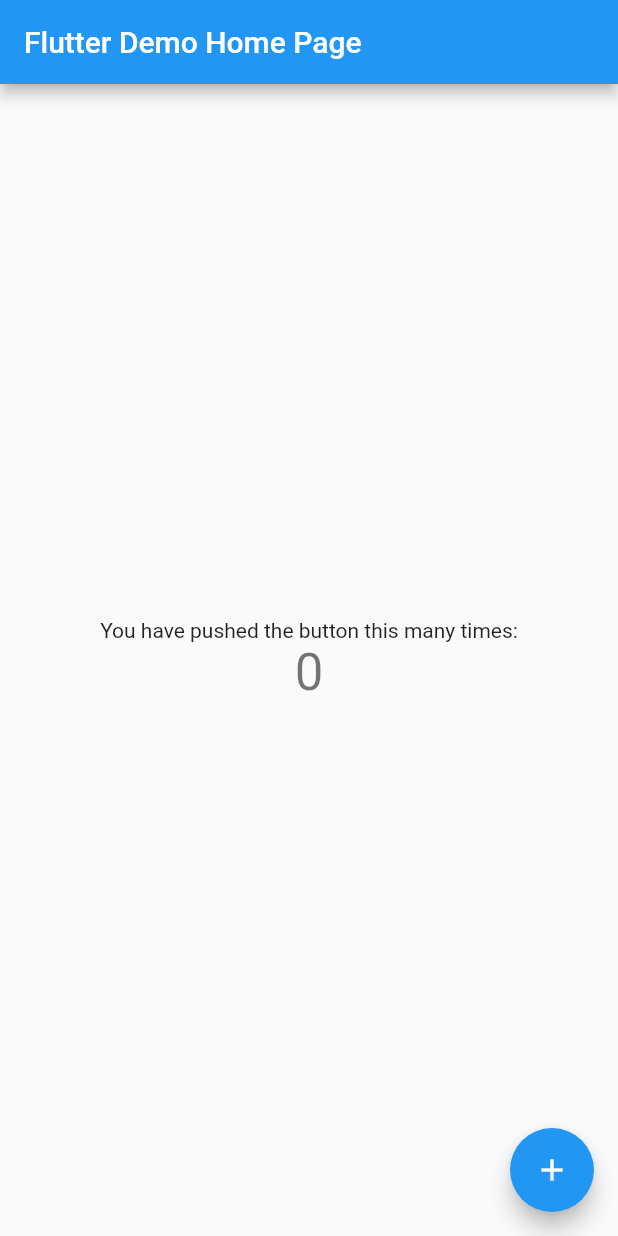
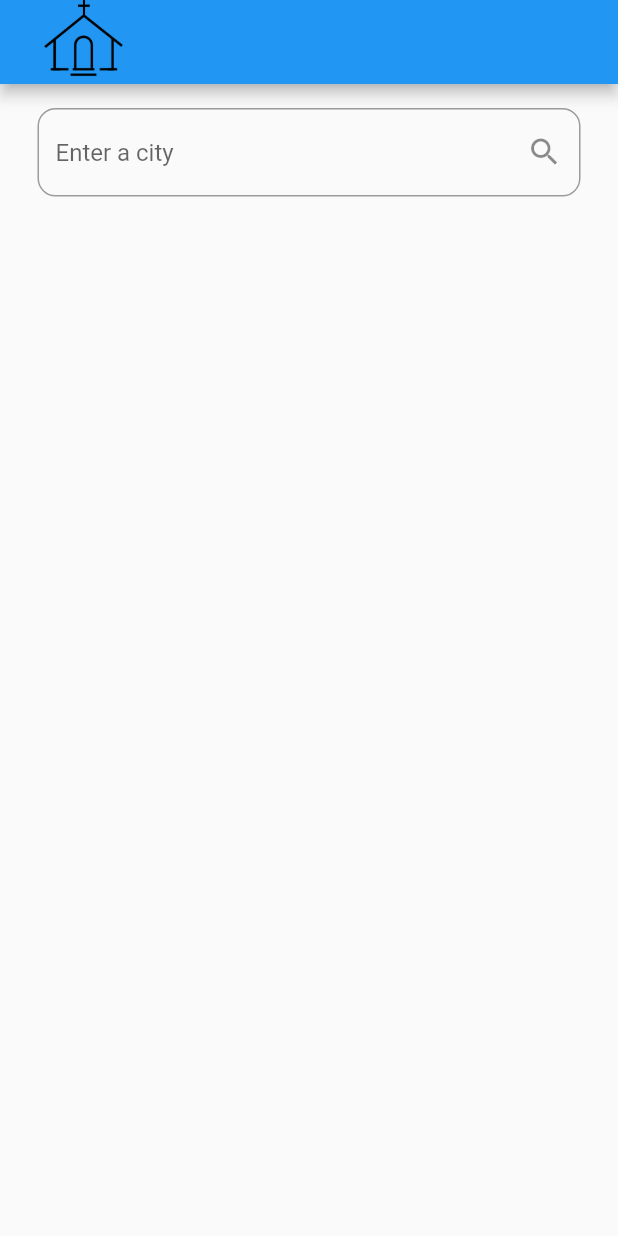
Before and after one commit to hkwinslow/sermon_atlas, a Flutter app: the screen it shows after launch, on a phone screen of 412 x 824 dp. Run offline on Flutter 3.47's test engine with Material 2 defaults, Android fonts, the phone set to English and light mode, and no system bars; our stand-ins replace bloc, flutter_bloc.

Commit message:
switched names all over to sermon from weather template. good stopping point to try to add firebase

```diff
--- /dev/null
+++ b/lib/cubit/sermon_cubit.dart
@@ -0,0 +1,22 @@
+import 'package:bloc/bloc.dart';
+import 'package:sermon_atlas/data/model/sermon.dart';
+import 'package:sermon_atlas/data/sermon_repository.dart';
+import 'package:meta/meta.dart';
+
+part 'sermon_state.dart';
+
+class SermonCubit extends Cubit<SermonState> {
+  final SermonRepository _sermonRepository;
+
+  SermonCubit(this._sermonRepository) : super(SermonInitial());
+
+  Future<void> getSermon(String cityName) async {
+    try {
+      emit(SermonLoading());
+      final sermons = await _sermonRepository.fetchSermon(cityName);
+      emit(SermonLoaded(sermons));
+    } on NetworkException {
+      emit(SermonError("Couldn't fetch sermons. Is the device online?"));
+    }
+  }
+}
--- /dev/null
+++ b/lib/cubit/sermon_state.dart
@@ -0,0 +1,44 @@
+part of 'sermon_cubit.dart';
+
+@immutable
+abstract class SermonState {
+  const SermonState();
+}
+
+class SermonInitial extends SermonState {
+  const SermonInitial();
+}
+
+class SermonLoading extends SermonState {
+  const SermonLoading();
+}
+
+class SermonLoaded extends SermonState {
+  final List<Sermon> sermon;
+  const SermonLoaded(this.sermon);
+
+  @override
+  bool operator ==(Object o) {
+    if (identical(this, o)) return true;
+
+    return o is SermonLoaded && o.sermon == sermon;
+  }
+
+  @override
+  int get hashCode => sermon.hashCode;
+}
+
+class SermonError extends SermonState {
+  final String message;
+  const SermonError(this.message);
+
+  @override
+  bool operator ==(Object o) {
+    if (identical(this, o)) return true;
+
+    return o is SermonError && o.message == message;
+  }
+
+  @override
+  int get hashCode => message.hashCode;
+}
--- /dev/null
+++ b/lib/data/model/sermon.dart
@@ -0,0 +1,27 @@
+import 'package:meta/meta.dart';
+
+class Sermon {
+  final String title;
+  final String location;
+  final DateTime date;
+
+  Sermon({
+    @required this.title,
+    @required this.location,
+    @required this.date,
+  });
+
+  //TODO: figure out what this section means and if its correct
+  @override
+  bool operator ==(Object o) {
+    if (identical(this, o)) return true;
+
+    return o is Sermon &&
+        o.title == title &&
+        o.location == location &&
+        o.date == date;
+  }
+  //TODO: figure out what this section means and if its correct
+  @override
+  int get hashCode => title.hashCode ^ location.hashCode ^ date.hashCode;
+}
--- a/lib/main.dart
+++ b/lib/main.dart
@@ -1,113 +1,26 @@
 import 'package:flutter/material.dart';
+import 'package:flutter_bloc/flutter_bloc.dart';
+import 'package:sermon_atlas/cubit/sermon_cubit.dart';
+import 'package:sermon_atlas/data/sermon_repository.dart';
+import 'package:sermon_atlas/pages/sermon_search_page.dart';
+import 'package:sermon_atlas/pages/login.dart';
 
-void main() {
-  runApp(MyApp());
-}
+void main() => runApp(MyApp());
 
 class MyApp extends StatelessWidget {
-  // This widget is the root of your application.
   @override
   Widget build(BuildContext context) {
     return MaterialApp(
-      title: 'Flutter Demo',
-      theme: ThemeData(
-        // This is the theme of your application.
-        //
-        // Try running your application with "flutter run". You'll see the
-        // application has a blue toolbar. Then, without quitting the app, try
-        // changing the primarySwatch below to Colors.green and then invoke
-        // "hot reload" (press "r" in the console where you ran "flutter run",
-        // or simply save your changes to "hot reload" in a Flutter IDE).
-        // Notice that the counter didn't reset back to zero; the application
-        // is not restarted.
-        primarySwatch: Colors.blue,
+      routes: <String, WidgetBuilder> {
+        '/screen1': (BuildContext context) => new LoginPage(),
+        '/screen2' : (BuildContext context) => new SermonSearchPage(),
+      },
+      title: 'Material App',
+      home: BlocProvider(
+        create: (context) => SermonCubit(FakeSermonRepository()),
+        child: SermonSearchPage(),
       ),
-      home: MyHomePage(title: 'Flutter Demo Home Page'),
+      //home: LoginPage()
     );
   }
 }
-
-class MyHomePage extends StatefulWidget {
-  MyHomePage({Key key, this.title}) : super(key: key);
-
-  // This widget is the home page of your application. It is stateful, meaning
-  // that it has a State object (defined below) that contains fields that affect
-  // how it looks.
-
-  // This class is the configuration for the state. It holds the values (in this
-  // case the title) provided by the parent (in this case the App widget) and
-  // used by the build method of the State. Fields in a Widget subclass are
-  // always marked "final".
-
-  final String title;
-
-  @override
-  _MyHomePageState createState() => _MyHomePageState();
-}
-
-class _MyHomePageState extends State<MyHomePage> {
-  int _counter = 0;
-
-  void _incrementCounter() {
-    setState(() {
-      // This call to setState tells the Flutter framework that something has
-      // changed in this State, which causes it to rerun the build method below
-      // so that the display can reflect the updated values. If we changed
-      // _counter without calling setState(), then the build method would not be
-      // called again, and so nothing would appear to happen.
-      _counter++;
-    });
-  }
-
-  @override
-  Widget build(BuildContext context) {
-    // This method is rerun every time setState is called, for instance as done
-    // by the _incrementCounter method above.
-    //
-    // The Flutter framework has been optimized to make rerunning build methods
-    // fast, so that you can just rebuild anything that needs updating rather
-    // than having to individually change instances of widgets.
-    return Scaffold(
-      appBar: AppBar(
-        // Here we take the value from the MyHomePage object that was created by
-        // the App.build method, and use it to set our appbar title.
-        title: Text(widget.title),
-      ),
-      body: Center(
-        // Center is a layout widget. It takes a single child and positions it
-        // in the middle of the parent.
-        child: Column(
-          // Column is also a layout widget. It takes a list of children and
-          // arranges them vertically. By default, it sizes itself to fit its
-          // children horizontally, and tries to be as tall as its parent.
-          //
-          // Invoke "debug painting" (press "p" in the console, choose the
-          // "Toggle Debug Paint" action from the Flutter Inspector in Android
-          // Studio, or the "Toggle Debug Paint" command in Visual Studio Code)
-          // to see the wireframe for each widget.
-          //
-          // Column has various properties to control how it sizes itself and
-          // how it positions its children. Here we use mainAxisAlignment to
-          // center the children vertically; the main axis here is the vertical
-          // axis because Columns are vertical (the cross axis would be
-          // horizontal).
-          mainAxisAlignment: MainAxisAlignment.center,
-          children: <Widget>[
-            Text(
-              'You have pushed the button this many times:',
-            ),
-            Text(
-              '$_counter',
-              style: Theme.of(context).textTheme.headline4,
-            ),
-          ],
-        ),
-      ),
-      floatingActionButton: FloatingActionButton(
-        onPressed: _incrementCounter,
-        tooltip: 'Increment',
-        child: Icon(Icons.add),
-      ), // This trailing comma makes auto-formatting nicer for build methods.
-    );
-  }
-}
--- /dev/null
+++ b/lib/pages/sermon_search_page.dart
@@ -0,0 +1,112 @@
+import 'package:flutter/material.dart';
+import 'package:flutter_bloc/flutter_bloc.dart';
+import 'package:sermon_atlas/cubit/sermon_cubit.dart';
+import 'package:sermon_atlas/data/model/sermon.dart';
+import 'package:intl/intl.dart';
+
+
+class SermonSearchPage extends StatefulWidget {
+  @override
+  _SermonSearchPageState createState() => _SermonSearchPageState();
+}
+
+class _SermonSearchPageState extends State<SermonSearchPage> {
+  @override
+  Widget build(BuildContext context) {
+    return Scaffold(
+      appBar: AppBar(
+        title: Image.asset('assets/church_img.png', height: 80),
+      ),
+      body: Container(
+        padding: EdgeInsets.symmetric(vertical: 16),
+        alignment: Alignment.center,
+        child: BlocConsumer<SermonCubit, SermonState>(
+          listener: (context, state) {
+            if (state is SermonError) {
+              Scaffold.of(context).showSnackBar(
+                SnackBar(
+                  content: Text(state.message),
+                ),
+              );
+            }
+          },
+          builder: (context, state) {
+            if (state is SermonInitial) {
+              return buildInitialInput();
+            } else if (state is SermonLoading) {
+              return buildLoading();
+            } else if (state is SermonLoaded) {
+              return buildColumnWithData(state.sermon);
+            } else {
+              // (state is SermonError)
+              return buildInitialInput();
+            }
+          },
+        ),
+      ),
+    );
+  }
+
+  Widget buildInitialInput() {
+    return Center(
+      child: CityInputField(),
+    );
+  }
+
+  Widget buildLoading() {
+    return Center(
+      child: CircularProgressIndicator(),
+    );
+  }
+
+  Column buildColumnWithData(List<Sermon> sermons) {
+    return Column(
+      mainAxisAlignment: MainAxisAlignment.spaceEvenly,
+      children: <Widget>[
+        CityInputField(),
+        Expanded(
+          child: ListView.builder(
+            itemCount: sermons.length,
+            itemBuilder: (context, index) {
+              return ListTile(
+                title: Text('${sermons[index].title}'),
+                subtitle: Text('${sermons[index].location}'),
+                trailing: Text(formatDateTime(sermons[index].date)),
+              );
+            },
+          ),
+        ),
+      ],
+    );
+  }
+}
+
+String formatDateTime(DateTime dateTime) {
+  return DateFormat.yMMMd().format(dateTime);
+}
+
+class CityInputField extends StatelessWidget {
+
+  @override
+  Widget build(BuildContext context) {
+    return Padding(
+      padding: const EdgeInsets.symmetric(horizontal: 25),
+      child: Column(children: <Widget>[
+        TextField(
+          onSubmitted: (value) => submitCityName(context, value),
+          textInputAction: TextInputAction.search,
+          decoration: InputDecoration(
+            hintText: "Enter a city",
+            border: OutlineInputBorder(borderRadius: BorderRadius.circular(12)),
+            suffixIcon: Icon(Icons.search),
+          ),
+        ),
+      ]),
+    );
+  }
+
+  void submitCityName(BuildContext context, String cityName) {
+    final sermonCubit = context.bloc<SermonCubit>();
+    sermonCubit.getSermon(cityName);
+  }
+}
```
Also changed, not shown: lib/data/sermon_repository.dart (added, +51 -0 lines), lib/pages/login.dart (added, +99 -0 lines), pubspec.yaml (+5 -2 lines), assets/church_img.png (added), pubspec.lock.
